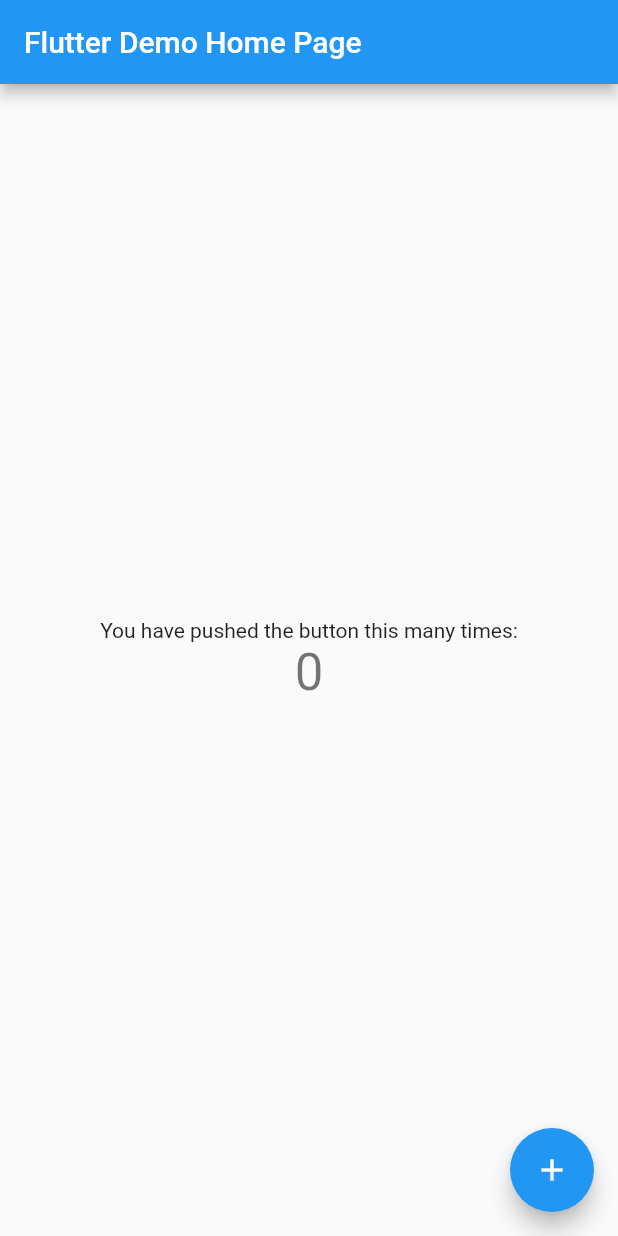
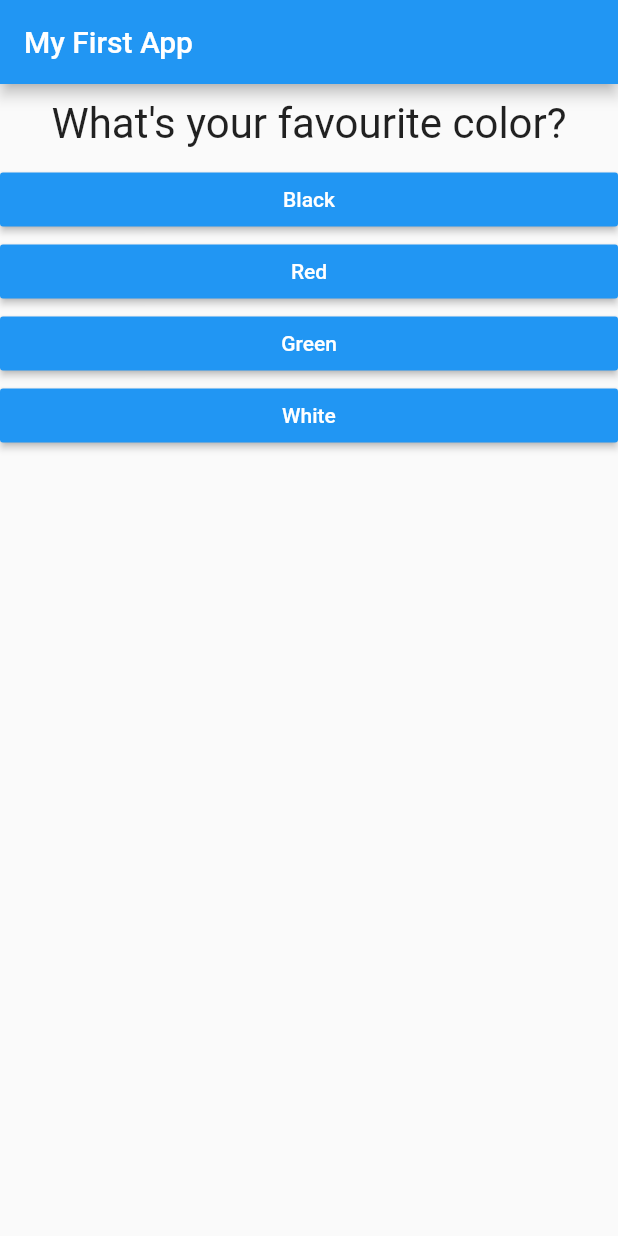
Before and after one commit to mkvmb6/FlutterProjects, a Flutter app: the screen it shows after launch, on a phone screen of 412 x 824 dp. Run offline on Flutter 3.47's test engine with Material 2 defaults, Android fonts, the phone set to English and light mode, and no system bars.

Commit message:
Flutter complete guide first section finished.

```diff
--- /dev/null
+++ b/flutter_complete_guide/lib/answer.dart
@@ -0,0 +1,20 @@
+import 'package:flutter/material.dart';
+
+class Answer extends StatelessWidget {
+  final Function _selectHandler;
+  final String _answer;
+
+  Answer(this._selectHandler, this._answer);
+
+  Widget build(BuildContext context) {
+    return Container(
+      width: double.infinity,
+      child: RaisedButton(
+        child: Text(_answer),
+        onPressed: _selectHandler,
+        color: Colors.blue,
+        textColor: Colors.white,
+      ),
+    );
+  }
+}
--- a/flutter_complete_guide/lib/main.dart
+++ b/flutter_complete_guide/lib/main.dart
@@ -1,117 +1,81 @@
 import 'package:flutter/material.dart';
+import './quiz.dart';
+import './result.dart';
 
 void main() {
   runApp(MyApp());
 }
 
-class MyApp extends StatelessWidget {
-  // This widget is the root of your application.
+class MyApp extends StatefulWidget {
+  @override
+  State<StatefulWidget> createState() {
+    // TODO: implement createState
+    return _MyAppState();
+  }
+}
+
+class _MyAppState extends State<MyApp> {
+  var _questionIndex = 0;
+  var _totalScore = 0;
+
   @override
   Widget build(BuildContext context) {
+    // TODO: implement build
+    const _questions = [
+      {
+        'questionText': 'What\'s your favourite color?',
+        'answers': [
+          {'text': 'Black', 'score': 10},
+          {'text': 'Red', 'score': 6},
+          {'text': 'Green', 'score': 3},
+          {'text': 'White', 'score': 1}
+        ]
+      },
+      {
+        'questionText': 'What\'s your favourite animal?',
+        'answers': [
+          {'text': 'Rabbit', 'score': 2},
+          {'text': 'Dog', 'score': 5},
+          {'text': 'Snake', 'score': 10},
+          {'text': 'Lion', 'score': 8},
+        ]
+      },
+      {
+        'questionText': 'Who\'s your favourite instructor?',
+        'answers': [
+          {'text': 'Myself', 'score': 10},
+          {'text': 'Mohit', 'score': 8},
+          {'text': 'Mosh', 'score': 4},
+          {'text': 'Max', 'score': 4},
+        ]
+      },
+    ];
+    void _answerQuestion(int score) {
+      _totalScore += score;
+      setState(() {
+        _questionIndex = _questionIndex + 1;
+      });
+    }
+
+    void _resetQuiz(){
+      setState(() {
+        _questionIndex=0;
+        _totalScore=0;
+      });
+    }
+
     return MaterialApp(
-      title: 'Flutter Demo',
-      theme: ThemeData(
-        // This is the theme of your application.
-        //
-        // Try running your application with "flutter run". You'll see the
-        // application has a blue toolbar. Then, without quitting the app, try
-        // changing the primarySwatch below to Colors.green and then invoke
-        // "hot reload" (press "r" in the console where you ran "flutter run",
-        // or simply save your changes to "hot reload" in a Flutter IDE).
-        // Notice that the counter didn't reset back to zero; the application
-        // is not restarted.
-        primarySwatch: Colors.blue,
-        // This makes the visual density adapt to the platform that you run
-        // the app on. For desktop platforms, the controls will be smaller and
-        // closer together (more dense) than on mobile platforms.
-        visualDensity: VisualDensity.adaptivePlatformDensity,
+      home: Scaffold(
+        appBar: AppBar(
+          title: Text('My First App'),
+        ),
+        body: _questionIndex < _questions.length
+            ? Quiz(
+                questions: _questions,
+                questionIndex: _questionIndex,
+                answerQuestion: _answerQuestion)
+            : Result(_totalScore, _resetQuiz),
       ),
-      home: MyHomePage(title: 'Flutter Demo Home Page'),
     );
   }
 }
-
-class MyHomePage extends StatefulWidget {
-  MyHomePage({Key key, this.title}) : super(key: key);
-
-  // This widget is the home page of your application. It is stateful, meaning
-  // that it has a State object (defined below) that contains fields that affect
-  // how it looks.
-
-  // This class is the configuration for the state. It holds the values (in this
-  // case the title) provided by the parent (in this case the App widget) and
-  // used by the build method of the State. Fields in a Widget subclass are
-  // always marked "final".
-
-  final String title;
-
-  @override
-  _MyHomePageState createState() => _MyHomePageState();
-}
-
-class _MyHomePageState extends State<MyHomePage> {
-  int _counter = 0;
-
-  void _incrementCounter() {
-    setState(() {
-      // This call to setState tells the Flutter framework that something has
-      // changed in this State, which causes it to rerun the build method below
-      // so that the display can reflect the updated values. If we changed
-      // _counter without calling setState(), then the build method would not be
-      // called again, and so nothing would appear to happen.
-      _counter++;
-    });
-  }
-
-  @override
-  Widget build(BuildContext context) {
-    // This method is rerun every time setState is called, for instance as done
-    // by the _incrementCounter method above.
-    //
-    // The Flutter framework has been optimized to make rerunning build methods
-    // fast, so that you can just rebuild anything that needs updating rather
-    // than having to individually change instances of widgets.
-    return Scaffold(
-      appBar: AppBar(
-        // Here we take the value from the MyHomePage object that was created by
-        // the App.build method, and use it to set our appbar title.
-        title: Text(widget.title),
-      ),
-      body: Center(
-        // Center is a layout widget. It takes a single child and positions it
-        // in the middle of the parent.
-        child: Column(
-          // Column is also a layout widget. It takes a list of children and
-          // arranges them vertically. By default, it sizes itself to fit its
-          // children horizontally, and tries to be as tall as its parent.
-          //
-          // Invoke "debug painting" (press "p" in the console, choose the
-          // "Toggle Debug Paint" action from the Flutter Inspector in Android
-          // Studio, or the "Toggle Debug Paint" command in Visual Studio Code)
-          // to see the wireframe for each widget.
-          //
-          // Column has various properties to control how it sizes itself and
-          // how it positions its children. Here we use mainAxisAlignment to
-          // center the children vertically; the main axis here is the vertical
-          // axis because Columns are vertical (the cross axis would be
-          // horizontal).
-          mainAxisAlignment: MainAxisAlignment.center,
-          children: <Widget>[
-            Text(
-              'You have pushed the button this many times:',
-            ),
-            Text(
-              '$_counter',
-              style: Theme.of(context).textTheme.headline4,
-            ),
-          ],
-        ),
-      ),
-      floatingActionButton: FloatingActionButton(
-        onPressed: _incrementCounter,
-        tooltip: 'Increment',
-        child: Icon(Icons.add),
-      ), // This trailing comma makes auto-formatting nicer for build methods.
-    );
-  }
-}
--- /dev/null
+++ b/flutter_complete_guide/lib/question.dart
@@ -0,0 +1,23 @@
+import 'package:flutter/material.dart';
+
+class Question extends StatelessWidget {
+  final String _question;
+
+  Question(this._question);
+
+  @override
+  Widget build(BuildContext context) {
+    // TODO: implement build
+    return Container(
+      width: double.infinity,
+      margin: EdgeInsets.all(10),
+      child: Text(
+        _question,
+        style: TextStyle(
+          fontSize: 28,
+        ),
+        textAlign: TextAlign.center,
+      ),
+    );
+  }
+}
--- /dev/null
+++ b/flutter_complete_guide/lib/quiz.dart
@@ -0,0 +1,25 @@
+import 'package:flutter/material.dart';
+import './question.dart';
+import './answer.dart';
+
+class Quiz extends StatelessWidget {
+  final List<Map<String, Object>> questions;
+  final int questionIndex;
+  final Function answerQuestion;
+
+  Quiz(
+      {@required this.questions,
+      @required this.questionIndex,
+      @required this.answerQuestion});
+
+  @override
+  Widget build(BuildContext context) {
+    return Column(
+      children: <Widget>[
+        Question(questions[questionIndex]['questionText']),
+        ...(questions[questionIndex]['answers'] as List<Map<String,Object>>)
+            .map((answer) => Answer(()=>answerQuestion(answer['score']), answer['text']))
+      ],
+    );
+  }
+}
--- /dev/null
+++ b/flutter_complete_guide/lib/result.dart
@@ -0,0 +1,38 @@
+import 'package:flutter/material.dart';
+
+class Result extends StatelessWidget {
+  final int totalScore;
+  final Function resetQuiz;
+
+  Result(this.totalScore, this.resetQuiz);
+
+  String get resultPhrase {
+    var resultTxt = 'You\'re a bad person';
+    if (totalScore <= 8) {
+      resultTxt = 'You are awesome and innocent';
+    } else if (totalScore < 16) {
+      resultTxt = 'You are... Strange?!';
+    }
+    return resultTxt;
+  }
+
+  @override
+  Widget build(BuildContext context) {
+    return Center(
+      child: Column(
+        children: <Widget>[
+          Text(
+            resultPhrase,
+            style: TextStyle(fontSize: 36, fontWeight: FontWeight.bold),
+            textAlign: TextAlign.center,
+          ),
+          FlatButton(
+            child: Text('Restart Quiz'),
+            onPressed: resetQuiz,
+            textColor: Colors.blue,
+          )
+        ],
+      ),
+    );
+  }
+}
```
